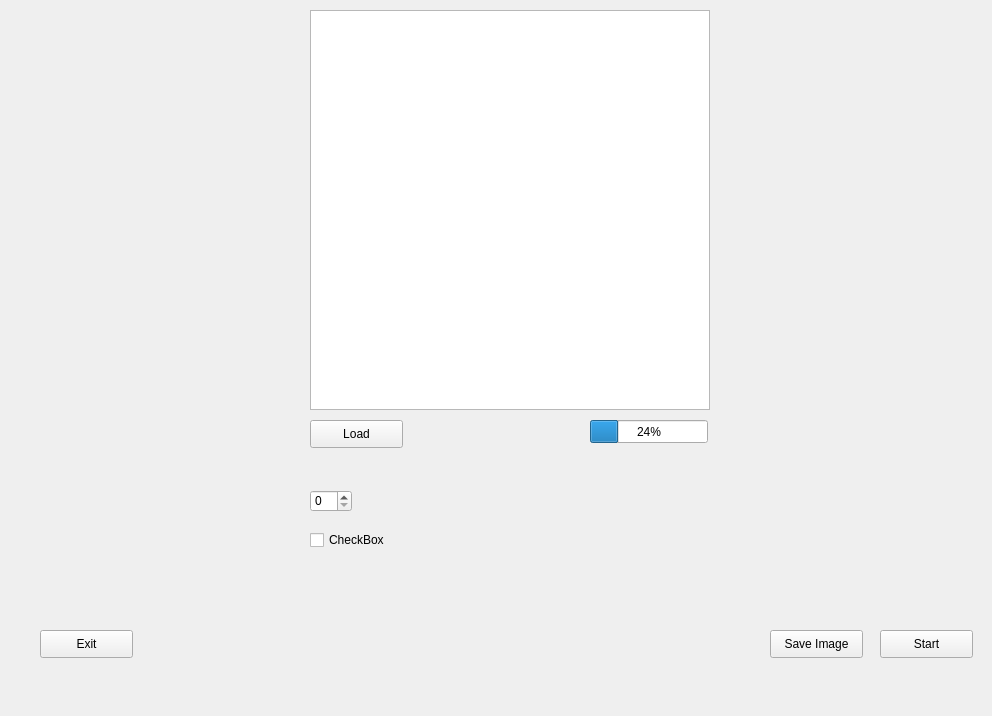
Above: src/raytracerGUI.ui from VitorCoelhoNeto/COSIG_RAYTRACER before the change. Below: the same form after it.
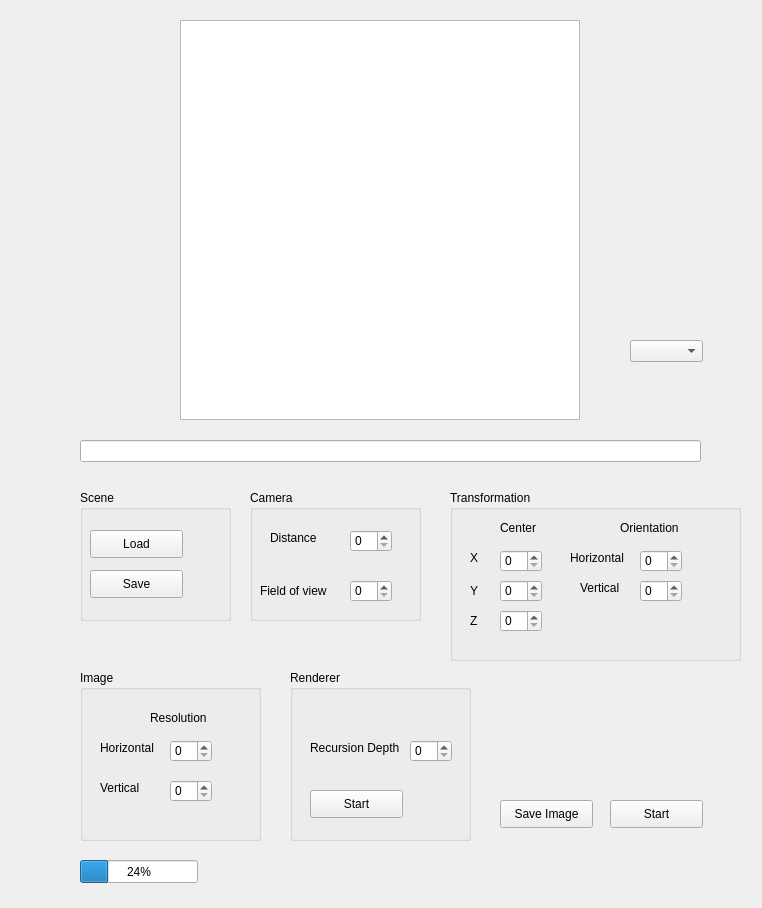
That is the form after the change.

Commit message: added load image and changed format of UI

```diff
--- a/src/raytracerGUI.ui
+++ b/src/raytracerGUI.ui
@@ -6,8 +6,8 @@
    <rect>
     <x>0</x>
     <y>0</y>
-    <width>992</width>
-    <height>716</height>
+    <width>762</width>
+    <height>908</height>
    </rect>
   </property>
   <property name="windowTitle">
@@ -17,8 +17,8 @@
    <widget class="QPushButton" name="start_btn">
     <property name="geometry">
      <rect>
-      <x>880</x>
-      <y>630</y>
+      <x>610</x>
+      <y>800</y>
       <width>93</width>
       <height>28</height>
      </rect>
@@ -27,44 +27,21 @@
      <string>Start</string>
     </property>
    </widget>
-   <widget class="QPushButton" name="load_btn">
-    <property name="geometry">
-     <rect>
-      <x>310</x>
-      <y>420</y>
-      <width>93</width>
-      <height>28</height>
-     </rect>
-    </property>
-    <property name="text">
-     <string>Load</string>
-    </property>
-   </widget>
    <widget class="QGraphicsView" name="image_container">
     <property name="geometry">
      <rect>
-      <x>310</x>
-      <y>10</y>
+      <x>180</x>
+      <y>20</y>
       <width>400</width>
       <height>400</height>
      </rect>
     </property>
    </widget>
-   <widget class="QSpinBox" name="spinBox">
+   <widget class="QPushButton" name="saveImage_btn">
     <property name="geometry">
      <rect>
-      <x>310</x>
-      <y>490</y>
-      <width>42</width>
-      <height>22</height>
-     </rect>
-    </property>
-   </widget>
-   <widget class="QPushButton" name="exit_btn_2">
-    <property name="geometry">
-     <rect>
-      <x>770</x>
-      <y>630</y>
+      <x>500</x>
+      <y>800</y>
       <width>93</width>
       <height>28</height>
      </rect>
@@ -73,24 +50,11 @@
      <string>Save Image</string>
     </property>
    </widget>
-   <widget class="QPushButton" name="exit_btn">
-    <property name="geometry">
-     <rect>
-      <x>40</x>
-      <y>630</y>
-      <width>93</width>
-      <height>28</height>
-     </rect>
-    </property>
-    <property name="text">
-     <string>Exit</string>
-    </property>
-   </widget>
    <widget class="QProgressBar" name="progressBar">
     <property name="geometry">
      <rect>
-      <x>590</x>
-      <y>420</y>
+      <x>80</x>
+      <y>860</y>
       <width>118</width>
       <height>23</height>
      </rect>
@@ -99,17 +63,397 @@
      <number>24</number>
     </property>
    </widget>
-   <widget class="QCheckBox" name="checkBox">
+   <widget class="QGroupBox" name="scene_groupBox">
     <property name="geometry">
      <rect>
-      <x>310</x>
-      <y>530</y>
-      <width>81</width>
-      <height>20</height>
+      <x>80</x>
+      <y>490</y>
+      <width>151</width>
+      <height>131</height>
      </rect>
     </property>
-    <property name="text">
-     <string>CheckBox</string>
+    <property name="title">
+     <string>Scene</string>
+    </property>
+    <widget class="QPushButton" name="load_btn">
+     <property name="geometry">
+      <rect>
+       <x>10</x>
+       <y>40</y>
+       <width>93</width>
+       <height>28</height>
+      </rect>
+     </property>
+     <property name="text">
+      <string>Load</string>
+     </property>
+    </widget>
+    <widget class="QPushButton" name="save_btn">
+     <property name="geometry">
+      <rect>
+       <x>10</x>
+       <y>80</y>
+       <width>93</width>
+       <height>28</height>
+      </rect>
+     </property>
+     <property name="text">
+      <string>Save</string>
+     </property>
+    </widget>
+   </widget>
+   <widget class="QGroupBox" name="scene_groupBox_2">
+    <property name="geometry">
+     <rect>
+      <x>250</x>
+      <y>490</y>
+      <width>171</width>
+      <height>131</height>
+     </rect>
+    </property>
+    <property name="title">
+     <string>Camera</string>
+    </property>
+    <widget class="QSpinBox" name="distance_spinBox">
+     <property name="geometry">
+      <rect>
+       <x>100</x>
+       <y>40</y>
+       <width>42</width>
+       <height>22</height>
+      </rect>
+     </property>
+    </widget>
+    <widget class="QLabel" name="distance_label">
+     <property name="geometry">
+      <rect>
+       <x>20</x>
+       <y>40</y>
+       <width>55</width>
+       <height>16</height>
+      </rect>
+     </property>
+     <property name="text">
+      <string>Distance</string>
+     </property>
+    </widget>
+    <widget class="QLabel" name="fov_label">
+     <property name="geometry">
+      <rect>
+       <x>10</x>
+       <y>80</y>
+       <width>81</width>
+       <height>41</height>
+      </rect>
+     </property>
+     <property name="text">
+      <string>Field of view</string>
+     </property>
+    </widget>
+    <widget class="QSpinBox" name="fov_spinBox">
+     <property name="geometry">
+      <rect>
+       <x>100</x>
+       <y>90</y>
+       <width>42</width>
+       <height>22</height>
+      </rect>
+     </property>
+    </widget>
+   </widget>
+   <widget class="QGroupBox" name="transformation_groupBox_3">
+    <property name="geometry">
+     <rect>
+      <x>450</x>
+      <y>490</y>
+      <width>291</width>
+      <height>171</height>
+     </rect>
+    </property>
+    <property name="title">
+     <string>Transformation</string>
+    </property>
+    <widget class="QSpinBox" name="x_spinBox_3">
+     <property name="geometry">
+      <rect>
+       <x>50</x>
+       <y>60</y>
+       <width>42</width>
+       <height>22</height>
+      </rect>
+     </property>
+    </widget>
+    <widget class="QLabel" name="x_label_2">
+     <property name="geometry">
+      <rect>
+       <x>20</x>
+       <y>60</y>
+       <width>21</width>
+       <height>16</height>
+      </rect>
+     </property>
+     <property name="text">
+      <string>X</string>
+     </property>
+    </widget>
+    <widget class="QLabel" name="y_label_2">
+     <property name="geometry">
+      <rect>
+       <x>20</x>
+       <y>80</y>
+       <width>21</width>
+       <height>41</height>
+      </rect>
+     </property>
+     <property name="text">
+      <string>Y</string>
+     </property>
+    </widget>
+    <widget class="QSpinBox" name="y_spinBox_4">
+     <property name="geometry">
+      <rect>
+       <x>50</x>
+       <y>90</y>
+       <width>42</width>
+       <height>22</height>
+      </rect>
+     </property>
+    </widget>
+    <widget class="QLabel" name="center_label_3">
+     <property name="geometry">
+      <rect>
+       <x>50</x>
+       <y>30</y>
+       <width>41</width>
+       <height>16</height>
+      </rect>
+     </property>
+     <property name="text">
+      <string>Center</string>
+     </property>
+    </widget>
+    <widget class="QSpinBox" name="z_spinBox_5">
+     <property name="geometry">
+      <rect>
+       <x>50</x>
+       <y>120</y>
+       <width>42</width>
+       <height>22</height>
+      </rect>
+     </property>
+    </widget>
+    <widget class="QLabel" name="z_label_3">
+     <property name="geometry">
+      <rect>
+       <x>20</x>
+       <y>110</y>
+       <width>21</width>
+       <height>41</height>
+      </rect>
+     </property>
+     <property name="text">
+      <string>Z</string>
+     </property>
+    </widget>
+    <widget class="QSpinBox" name="x_spinBox_4">
+     <property name="geometry">
+      <rect>
+       <x>190</x>
+       <y>60</y>
+       <width>42</width>
+       <height>22</height>
+      </rect>
+     </property>
+    </widget>
+    <widget class="QLabel" name="x_label_3">
+     <property name="geometry">
+      <rect>
+       <x>120</x>
+       <y>60</y>
+       <width>61</width>
+       <height>16</height>
+      </rect>
+     </property>
+     <property name="text">
+      <string>Horizontal</string>
+     </property>
+    </widget>
+    <widget class="QLabel" name="orientation_label_4">
+     <property name="geometry">
+      <rect>
+       <x>170</x>
+       <y>30</y>
+       <width>71</width>
+       <height>16</height>
+      </rect>
+     </property>
+     <property name="text">
+      <string>Orientation</string>
+     </property>
+    </widget>
+    <widget class="QSpinBox" name="x_spinBox_5">
+     <property name="geometry">
+      <rect>
+       <x>190</x>
+       <y>90</y>
+       <width>42</width>
+       <height>22</height>
+      </rect>
+     </property>
+    </widget>
+    <widget class="QLabel" name="x_label_4">
+     <property name="geometry">
+      <rect>
+       <x>130</x>
+       <y>90</y>
+       <width>51</width>
+       <height>16</height>
+      </rect>
+     </property>
+     <property name="text">
+      <string>Vertical</string>
+     </property>
+    </widget>
+   </widget>
+   <widget class="QGroupBox" name="image_groupBox_3">
+    <property name="geometry">
+     <rect>
+      <x>80</x>
+      <y>670</y>
+      <width>181</width>
+      <height>171</height>
+     </rect>
+    </property>
+    <property name="title">
+     <string>Image</string>
+    </property>
+    <widget class="QSpinBox" name="horizontal_spinBox_6">
+     <property name="geometry">
+      <rect>
+       <x>90</x>
+       <y>70</y>
+       <width>42</width>
+       <height>22</height>
+      </rect>
+     </property>
+    </widget>
+    <widget class="QLabel" name="horizontal_label_5">
+     <property name="geometry">
+      <rect>
+       <x>20</x>
+       <y>70</y>
+       <width>61</width>
+       <height>16</height>
+      </rect>
+     </property>
+     <property name="text">
+      <string>Horizontal</string>
+     </property>
+    </widget>
+    <widget class="QLabel" name="resolution_label_4">
+     <property name="geometry">
+      <rect>
+       <x>70</x>
+       <y>40</y>
+       <width>61</width>
+       <height>16</height>
+      </rect>
+     </property>
+     <property name="text">
+      <string>Resolution</string>
+     </property>
+    </widget>
+    <widget class="QLabel" name="vertical_label_6">
+     <property name="geometry">
+      <rect>
+       <x>20</x>
+       <y>110</y>
+       <width>61</width>
+       <height>16</height>
+      </rect>
+     </property>
+     <property name="text">
+      <string>Vertical</string>
+     </property>
+    </widget>
+    <widget class="QSpinBox" name="vertical_spinBox_7">
+     <property name="geometry">
+      <rect>
+       <x>90</x>
+       <y>110</y>
+       <width>42</width>
+       <height>22</height>
+      </rect>
+     </property>
+    </widget>
+   </widget>
+   <widget class="QGroupBox" name="renderer_groupBox_4">
+    <property name="geometry">
+     <rect>
+      <x>290</x>
+      <y>670</y>
+      <width>181</width>
+      <height>171</height>
+     </rect>
+    </property>
+    <property name="title">
+     <string>Renderer</string>
+    </property>
+    <widget class="QSpinBox" name="horizontal_spinBox_8">
+     <property name="geometry">
+      <rect>
+       <x>120</x>
+       <y>70</y>
+       <width>42</width>
+       <height>22</height>
+      </rect>
+     </property>
+    </widget>
+    <widget class="QLabel" name="recursion_label_7">
+     <property name="geometry">
+      <rect>
+       <x>20</x>
+       <y>70</y>
+       <width>101</width>
+       <height>16</height>
+      </rect>
+     </property>
+     <property name="text">
+      <string>Recursion Depth</string>
+     </property>
+    </widget>
+    <widget class="QPushButton" name="start_btn_2">
+     <property name="geometry">
+      <rect>
+       <x>20</x>
+       <y>120</y>
+       <width>93</width>
+       <height>28</height>
+      </rect>
+     </property>
+     <property name="text">
+      <string>Start</string>
+     </property>
+    </widget>
+   </widget>
+   <widget class="QLineEdit" name="configFileTextBox">
+    <property name="geometry">
+     <rect>
+      <x>80</x>
+      <y>440</y>
+      <width>621</width>
+      <height>22</height>
+     </rect>
+    </property>
+   </widget>
+   <widget class="QComboBox" name="comboBox">
+    <property name="geometry">
+     <rect>
+      <x>630</x>
+      <y>340</y>
+      <width>73</width>
+      <height>22</height>
+     </rect>
     </property>
    </widget>
   </widget>
```
The commit also changes 1 other file.
